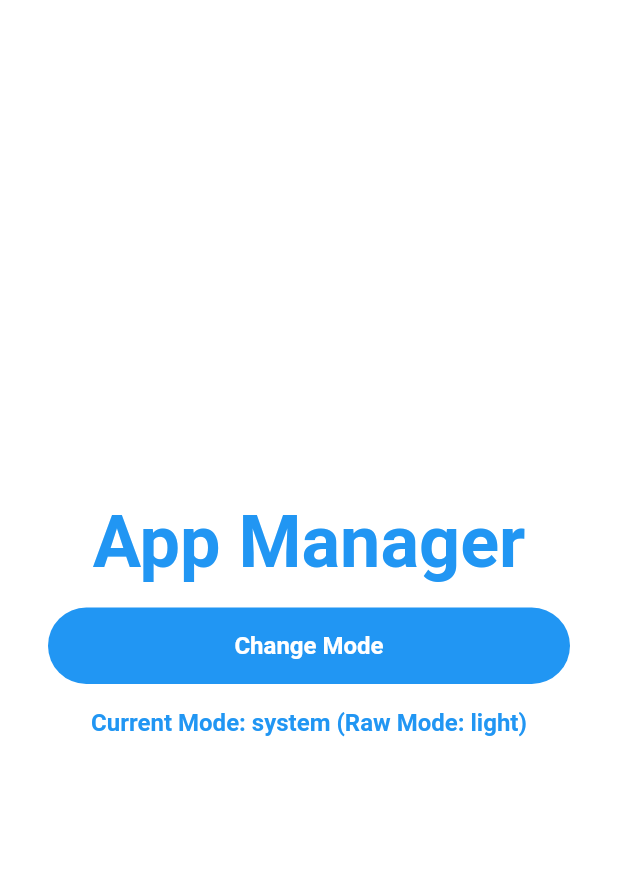
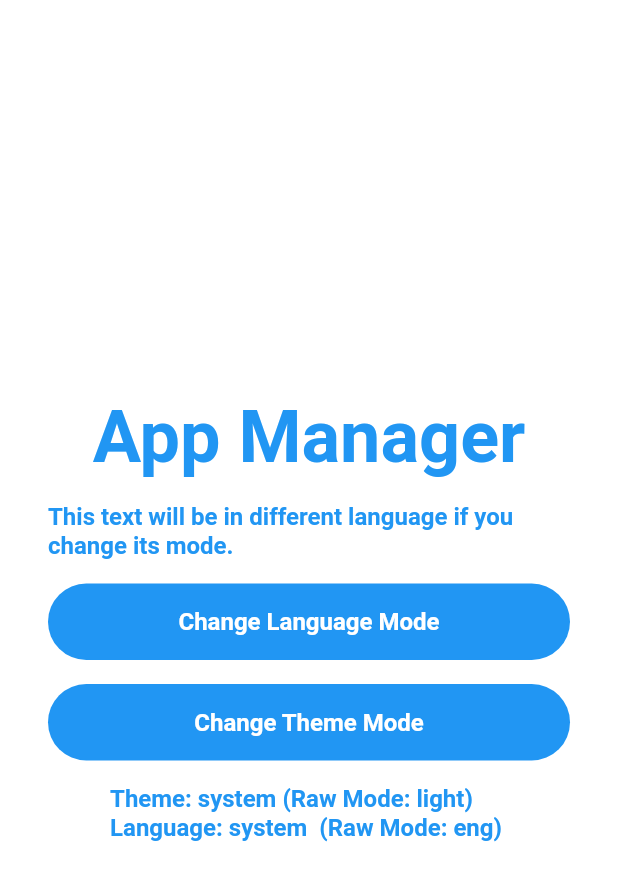
Before and after one commit to soemre/app_manager, a Flutter app: the screen it shows after launch, on a phone screen of 412 x 824 dp. Shown: the top 881 px of the screen. Run offline on Flutter 3.47's test engine with Material 2 defaults, Android fonts, the light colour scheme and no system bars; our stand-ins replace shared_preferences; missing offline and left inert: draggable_menu.

Commit message:
update language util example

```diff
--- a/example/lib/app_manager/config.dart
+++ b/example/lib/app_manager/config.dart
@@ -1,4 +1,5 @@
 import 'package:app_manager/app_manager.dart';
+import 'package:app_manager_example/app_manager/cores/lang_core.dart';
 import 'package:app_manager_example/app_manager/cores/theme_core.dart';
 import 'package:app_manager_example/app_manager/styles/text_style.dart';
 
@@ -6,6 +7,7 @@ class ManagerConfig extends AppManagerConfig {
   @override
   List<AppManagerCore> get cores => [
         ThemeCore(),
+        LangCore(),
       ];
 
   @override
--- /dev/null
+++ b/example/lib/app_manager/cores/lang_core.dart
@@ -0,0 +1,47 @@
+import 'package:app_manager/app_manager.dart';
+
+class LangCore extends AppManagerCore<AppLangs, LangModel> {
+  @override
+  Map<AppLangs, LangModel> get models => {
+        AppLangs.system: LangModel(
+          title: "",
+          text: "",
+        ),
+        AppLangs.eng: LangModel(
+          title: "App Manager",
+          text:
+              "This text will be in different language if you change its mode.",
+        ),
+        AppLangs.tr: LangModel(
+          title: "Uygulama Yöneticisi",
+          text: "Bu yazı dil modunu değiştirince farklı bir dilde olucak.",
+        ),
+        AppLangs.lorem: LangModel(
+          title: "Ipsum Officia",
+          text: "Consectetur in incididunt ut velit aute anim laboris irure.",
+        ),
+      };
+
+  @override
+  AppLangs get defaultMode => AppLangs.eng;
+
+  @override
+  AppManagerUtils? get util => AppManagerUtils.lang;
+}
+
+enum AppLangs {
+  system,
+  eng,
+  tr,
+  lorem;
+}
+
+class LangModel {
+  final String title;
+  final String text;
+
+  LangModel({
+    required this.title,
+    required this.text,
+  });
+}
--- a/example/lib/home_page.dart
+++ b/example/lib/home_page.dart
@@ -3,6 +3,7 @@ import 'package:app_manager_example/app_manager/cores/theme_core.dart';
 import 'package:app_manager_example/app_manager/styles/text_style.dart';
 import 'package:draggable_menu/draggable_menu.dart';
 import 'package:flutter/material.dart';
+import 'package:app_manager_example/app_manager/cores/lang_core.dart';
 
 class HomePage extends StatelessWidget {
   const HomePage({super.key});
@@ -18,12 +19,88 @@ class HomePage extends StatelessWidget {
             mainAxisAlignment: MainAxisAlignment.center,
             children: [
               Text(
-                'App Manager',
+                context.core<LangCore>().current.title,
                 style: context.style<TextStyleCore>().title,
               ),
               const SizedBox(height: 16),
 
-              // Button
+              // Lang util example text
+              Text(
+                context.core<LangCore>().current.text,
+                style: context.style<TextStyleCore>().text,
+              ),
+
+              const SizedBox(height: 16),
+
+              // Lang Mode Button
+              SizedBox(
+                width: double.infinity,
+                child: ElevatedButton(
+                  style: ButtonStyle(
+                      backgroundColor: MaterialStatePropertyAll(
+                        context.core<ThemeCore>().current.buttonColor,
+                      ),
+                      padding: const MaterialStatePropertyAll(
+                        EdgeInsets.symmetric(vertical: 16, horizontal: 24),
+                      ),
+                      elevation: const MaterialStatePropertyAll(0),
+                      shape: const MaterialStatePropertyAll(StadiumBorder())),
+                  onPressed: () => DraggableMenu.open(
+                    context,
+                    DraggableMenu(
+                      ui: const SoftModernDraggableMenu(),
+                      child: Column(
+                        children: [
+                          ListTile(
+                            title: Text(
+                              "System",
+                              style: context.style<TextStyleCore>().menuText,
+                            ),
+                            onTap: () => context
+                                .core<LangCore>()
+                                .changeMode(AppLangs.system),
+                          ),
+                          ListTile(
+                            title: Text(
+                              "English",
+                              style: context.style<TextStyleCore>().menuText,
+                            ),
+                            onTap: () => context
+                                .core<LangCore>()
+                                .changeMode(AppLangs.eng),
+                          ),
+                          ListTile(
+                            title: Text(
+                              "Turkish",
+                              style: context.style<TextStyleCore>().menuText,
+                            ),
+                            onTap: () => context
+                                .core<LangCore>()
+                                .changeMode(AppLangs.tr),
+                          ),
+                          ListTile(
+                            title: Text(
+                              "Lorem Ipsum",
+                              style: context.style<TextStyleCore>().menuText,
+                            ),
+                            onTap: () => context
+                                .core<LangCore>()
+                                .changeMode(AppLangs.lorem),
+                          ),
+                        ],
+                      ),
+                    ),
+                  ),
+                  child: Text(
+                    "Change Language Mode",
+                    style: context.style<TextStyleCore>().buttonText,
+                  ),
+                ),
+              ),
+
+              const SizedBox(height: 16),
+
+              // Theme Mode Button
               SizedBox(
                 width: double.infinity,
                 child: ElevatedButton(
@@ -83,14 +160,17 @@ class HomePage extends StatelessWidget {
                     ),
                   ),
                   child: Text(
-                    "Change Mode",
+                    "Change Theme Mode",
                     style: context.style<TextStyleCore>().buttonText,
                   ),
                 ),
               ),
+
               const SizedBox(height: 16),
+
+              // Status
               Text(
-                "Current Mode: ${context.core<ThemeCore>().mode.name}${context.core<ThemeCore>().mode == AppThemes.system ? " (Raw Mode: ${context.core<ThemeCore>().rawMode.name})" : ""}",
+                "Theme: ${context.core<ThemeCore>().mode.name}${context.core<ThemeCore>().mode == AppThemes.system ? " (Raw Mode: ${context.core<ThemeCore>().rawMode.name})" : ""} \nLanguage: ${context.core<LangCore>().mode.name} ${context.core<LangCore>().mode == AppLangs.system ? " (Raw Mode: ${context.core<LangCore>().rawMode.name})" : ""} ",
                 style: context.style<TextStyleCore>().text,
               ),
             ],
--- a/example/lib/main.dart
+++ b/example/lib/main.dart
@@ -1,8 +1,7 @@
 import 'package:app_manager/app_manager.dart';
 import 'package:app_manager_example/app_manager/config.dart';
+import 'package:app_manager_example/home_page.dart';
 import 'package:flutter/material.dart';
-
-import 'home_page.dart';
 
 void main() {
   runApp(const App());
--- a/lib/src/core/core.dart
+++ b/lib/src/core/core.dart
@@ -1,5 +1,5 @@
-import 'package:app_manager/app_manager.dart';
 import 'package:app_manager/src/utils/app_manager_util.dart';
+import 'package:app_manager/src/utils/utils.dart';
 import 'package:flutter/material.dart';
 import 'package:shared_preferences/shared_preferences.dart';
 
@@ -45,6 +45,7 @@ abstract class AppManagerCore<E extends Enum, T> extends ChangeNotifier {
 
   AppManagerUtils? get util;
 
+  /// Do not assign `system` enum.
   E get defaultMode;
 
   bool get overrideSystem => false;
--- a/lib/src/utils/utils.dart
+++ b/lib/src/utils/utils.dart
@@ -1,12 +1,17 @@
-import 'package:app_manager/app_manager.dart';
+import 'package:app_manager/src/utils/app_manager_util.dart';
+import 'package:app_manager/src/utils/lang.dart';
+import 'package:app_manager/src/utils/theme.dart';
 
 enum AppManagerUtils {
-  theme;
+  theme,
+  lang;
 
-  AppManagerThemeUtil create(void Function() onSystemChange) {
+  AppManagerUtil create(void Function() onSystemChange) {
     switch (this) {
       case AppManagerUtils.theme:
         return AppManagerThemeUtil(onSystemChange: onSystemChange);
+      case AppManagerUtils.lang:
+        return AppManagerLangUtil(onSystemChange: onSystemChange);
     }
   }
 }
```
